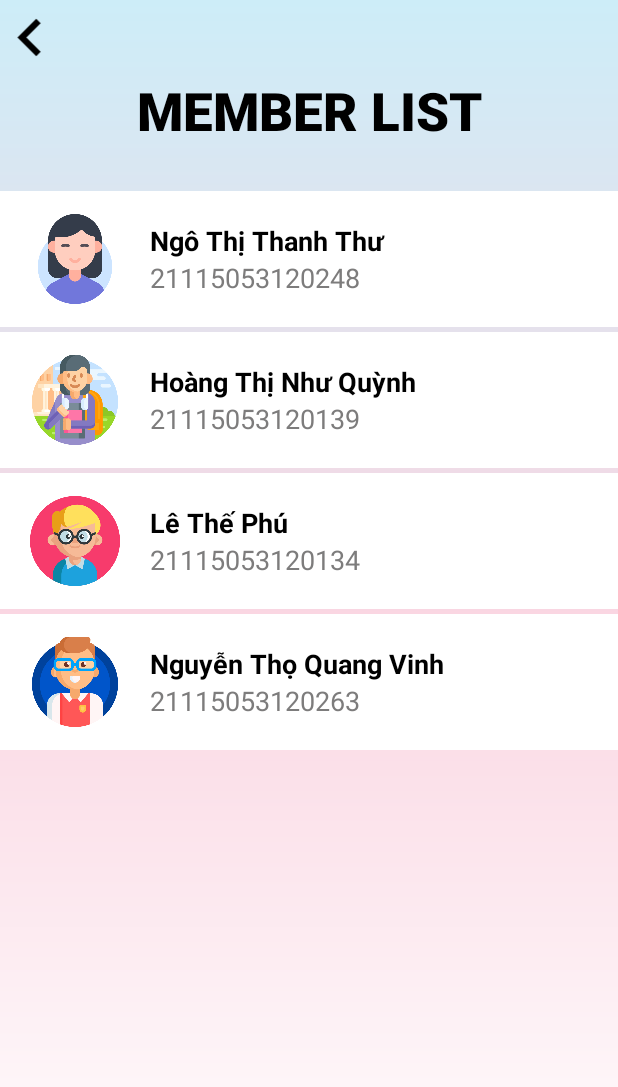
After one commit to QuangVinhDRG/EuphoriaMusicApp, an Android app: the fragment MemberListFragment shown on its own in the app's theme, on a phone screen of 412 x 824 dp. The commit adds this screen. Shown: the top 1087 px of the screen. Run offline under Robolectric (Android 15) with nearby library versions, the phone set to English and light mode, and no system bars; libraries missing offline, so code that uses them is left out: me.relex.circleindicator.

Commit message:
Front-end Euphoria Code

```diff
--- /dev/null
+++ b/app/src/main/java/com/example/euphoriamusicapp/fragment/account/MemberListFragment.java
@@ -0,0 +1,80 @@
+package com.example.euphoriamusicapp.fragment.account;
+
+import android.os.Bundle;
+
+import androidx.fragment.app.Fragment;
+import androidx.fragment.app.FragmentTransaction;
+
+import android.view.LayoutInflater;
+import android.view.View;
+import android.view.ViewGroup;
+import android.widget.ImageButton;
+
+import com.example.euphoriamusicapp.R;
+
+/**
+ * A simple {@link Fragment} subclass.
+ * Use the {@link MemberListFragment#newInstance} factory method to
+ * create an instance of this fragment.
+ */
+public class MemberListFragment extends Fragment {
+
+    // TODO: Rename parameter arguments, choose names that match
+    // the fragment initialization parameters, e.g. ARG_ITEM_NUMBER
+    private static final String ARG_PARAM1 = "param1";
+    private static final String ARG_PARAM2 = "param2";
+
+    // TODO: Rename and change types of parameters
+    private String mParam1;
+    private String mParam2;
+    private View view;
+    private ImageButton ibBack;
+
+    public MemberListFragment() {
+        // Required empty public constructor
+    }
+
+    /**
+     * Use this factory method to create a new instance of
+     * this fragment using the provided parameters.
+     *
+     * @param param1 Parameter 1.
+     * @param param2 Parameter 2.
+     * @return A new instance of fragment MemberListFragment.
+     */
+    // TODO: Rename and change types and number of parameters
+    public static MemberListFragment newInstance(String param1, String param2) {
+        MemberListFragment fragment = new MemberListFragment();
+        Bundle args = new Bundle();
+        args.putString(ARG_PARAM1, param1);
+        args.putString(ARG_PARAM2, param2);
+        fragment.setArguments(args);
+        return fragment;
+    }
+
+    @Override
+    public void onCreate(Bundle savedInstanceState) {
+        super.onCreate(savedInstanceState);
+        if (getArguments() != null) {
+            mParam1 = getArguments().getString(ARG_PARAM1);
+            mParam2 = getArguments().getString(ARG_PARAM2);
+        }
+    }
+
+    @Override
+    public View onCreateView(LayoutInflater inflater, ViewGroup container,
+                             Bundle savedInstanceState) {
+        // Inflate the layout for this fragment
+        view = inflater.inflate(R.layout.fragment_member_list, container, false);
+        ibBack = view.findViewById(R.id.ibBack);
+        ibBack.setOnClickListener(new View.OnClickListener() {
+            @Override
+            public void onClick(View v) {
+                FragmentTransaction fragmentTransaction = getActivity().getSupportFragmentManager().beginTransaction();
+                fragmentTransaction.remove(MemberListFragment.this);
+                fragmentTransaction.commit();
+            }
+        });
+        return view;
+    }
+}
--- /dev/null
+++ b/app/src/main/res/drawable/upgrade_account_text_background.xml
@@ -0,0 +1,5 @@
+<?xml version="1.0" encoding="utf-8"?>
+<shape xmlns:android="http://schemas.android.com/apk/res/android" android:shape="rectangle">
+    <solid android:color="@color/pinkColor"/>
+    <corners android:radius="11dp"/>
+</shape>
--- /dev/null
+++ b/app/src/main/res/layout/fragment_member_list.xml
@@ -0,0 +1,179 @@
+<?xml version="1.0" encoding="utf-8"?>
+<RelativeLayout xmlns:android="http://schemas.android.com/apk/res/android"
+    xmlns:tools="http://schemas.android.com/tools"
+    android:layout_width="match_parent"
+    android:layout_height="match_parent"
+    tools:context=".fragment.account.MemberListFragment"
+    android:background="@drawable/app_background_gradient_45deg">
+
+    <!-- TODO: Update blank fragment layout -->
+    <ImageButton
+        android:id="@+id/ibBack"
+        android:layout_width="wrap_content"
+        android:layout_height="wrap_content"
+        android:src="@drawable/arrow_left_black_24"
+        android:background="@null"
+        android:translationX="-5dp"/>
+    <TextView
+        android:id="@+id/title"
+        android:layout_below="@id/ibBack"
+        android:layout_width="match_parent"
+        android:layout_height="wrap_content"
+        android:text="Member list"
+        android:textAllCaps="true"
+        android:textAlignment="center"
+        android:fontFamily="sans-serif-black"
+        android:textSize="35sp"
+        android:textColor="@color/black"
+        android:layout_marginBottom="30dp"/>
+    <LinearLayout
+        android:layout_below="@+id/title"
+        android:layout_width="match_parent"
+        android:layout_height="wrap_content"
+        android:orientation="vertical">
+        <LinearLayout
+            android:paddingTop="15dp"
+            android:paddingBottom="15dp"
+            android:layout_width="match_parent"
+            android:layout_height="wrap_content"
+            android:orientation="horizontal"
+            android:gravity="center_vertical"
+            android:background="@color/white"
+            android:layout_marginBottom="3dp">
+            <ImageView
+                android:layout_marginLeft="20dp"
+                android:layout_width="60dp"
+                android:layout_height="60dp"
+                android:src="@drawable/student_user_female_1"
+                android:scaleType="centerCrop"/>
+            <LinearLayout
+                android:layout_width="match_parent"
+                android:layout_height="wrap_content"
+                android:orientation="vertical">
+                <TextView
+                    android:layout_width="match_parent"
+                    android:layout_height="wrap_content"
+                    android:text="Ngô Thị Thanh Thư"
+                    android:textSize="18sp"
+                    android:textStyle="bold"
+                    android:textColor="@color/black"
+                    android:layout_marginLeft="20dp"/>
+                <TextView
+                    android:layout_width="match_parent"
+                    android:layout_height="wrap_content"
+                    android:text="21115053120248"
+                    android:textSize="18sp"
+                    android:textColor="@color/lightGrayColor"
+                    android:layout_marginLeft="20dp"/>
+            </LinearLayout>
+        </LinearLayout>
+        <LinearLayout
+            android:paddingTop="15dp"
+            android:paddingBottom="15dp"
+            android:layout_width="match_parent"
+            android:layout_height="wrap_content"
+            android:orientation="horizontal"
+            android:gravity="center_vertical"
+            android:background="@color/white"
+            android:layout_marginBottom="3dp">
+            <ImageView
+                android:layout_marginLeft="20dp"
+                android:layout_width="60dp"
+                android:layout_height="60dp"
+                android:src="@drawable/student_user_female_2"
+                android:scaleType="centerCrop"/>
+            <LinearLayout
+                android:layout_width="match_parent"
+                android:layout_height="wrap_content"
+                android:orientation="vertical">
+                <TextView
+                    android:layout_width="match_parent"
+                    android:layout_height="wrap_content"
+                    android:text="Hoàng Thị Như Quỳnh"
+                    android:textSize="18sp"
+                    android:textStyle="bold"
+                    android:textColor="@color/black"
+                    android:layout_marginLeft="20dp"/>
+                <TextView
+                    android:layout_width="match_parent"
+                    android:layout_height="wrap_content"
+                    android:text="21115053120139"
+                    android:textSize="18sp"
+                    android:textColor="@color/lightGrayColor"
+                    android:layout_marginLeft="20dp"/>
+            </LinearLayout>
+        </LinearLayout>
+        <LinearLayout
+            android:paddingTop="15dp"
+            android:paddingBottom="15dp"
+            android:layout_width="match_parent"
+            android:layout_height="wrap_content"
+            android:orientation="horizontal"
+            android:gravity="center_vertical"
+            android:background="@color/white"
+            android:layout_marginBottom="3dp">
+            <ImageView
+                android:layout_marginLeft="20dp"
+                android:layout_width="60dp"
+                android:layout_height="60dp"
+                android:src="@drawable/student_user_male_1"
+                android:scaleType="centerCrop"/>
+            <LinearLayout
+                android:layout_width="match_parent"
+                android:layout_height="wrap_content"
+                android:orientation="vertical">
+                <TextView
+                    android:layout_width="match_parent"
+                    android:layout_height="wrap_content"
+                    android:text="Lê Thế Phú"
+                    android:textSize="18sp"
+                    android:textStyle="bold"
+                    android:textColor="@color/black"
+                    android:layout_marginLeft="20dp"/>
+                <TextView
+                    android:layout_width="match_parent"
+                    android:layout_height="wrap_content"
+                    android:text="21115053120134"
+                    android:textSize="18sp"
+                    android:textColor="@color/lightGrayColor"
+                    android:layout_marginLeft="20dp"/>
+            </LinearLayout>
+        </LinearLayout>
+        <LinearLayout
+            android:paddingBottom="15dp"
+            android:paddingTop="15dp"
+            android:layout_width="match_parent"
+            android:layout_height="wrap_content"
+            android:orientation="horizontal"
+            android:gravity="center_vertical"
+            android:background="@color/white">
+            <ImageView
+                android:layout_marginLeft="20dp"
+                android:layout_width="60dp"
+                android:layout_height="60dp"
+                android:src="@drawable/student_user_male_2"
+                android:scaleType="centerCrop"/>
+            <LinearLayout
+                android:layout_width="match_parent"
+                android:layout_height="wrap_content"
+                android:orientation="vertical">
+                <TextView
+                    android:layout_width="match_parent"
+                    android:layout_height="wrap_content"
+                    android:text="Nguyễn Thọ Quang Vinh"
+                    android:textSize="18sp"
+                    android:textStyle="bold"
+                    android:textColor="@color/black"
+                    android:layout_marginLeft="20dp"/>
+                <TextView
+                    android:layout_width="match_parent"
+                    android:layout_height="wrap_content"
+                    android:text="21115053120263"
+                    android:textSize="18sp"
+                    android:textColor="@color/lightGrayColor"
+                    android:layout_marginLeft="20dp"/>
+            </LinearLayout>
+        </LinearLayout>
+    </LinearLayout>
+
+</RelativeLayout>
```
Also changed, not shown: app/src/main/java/com/example/euphoriamusicapp/MainAppActivity.java (+38 -1 lines), app/src/main/java/com/example/euphoriamusicapp/fragment/AccountFragment.java (+32 -3 lines), app/src/main/res/layout/fragment_account.xml (+41 -14 lines), app/src/main/res/layout/mini_playing_music.xml (+8 -0 lines), app/src/main/res/drawable/group_icon.png (added), app/src/main/res/drawable/student_user_female_1.png (added), app/src/main/res/drawable/student_user_female_2.png (added), app/src/main/res/drawable/student_user_male_1.png (added), app/src/main/res/drawable/student_user_male_2.png (added).
